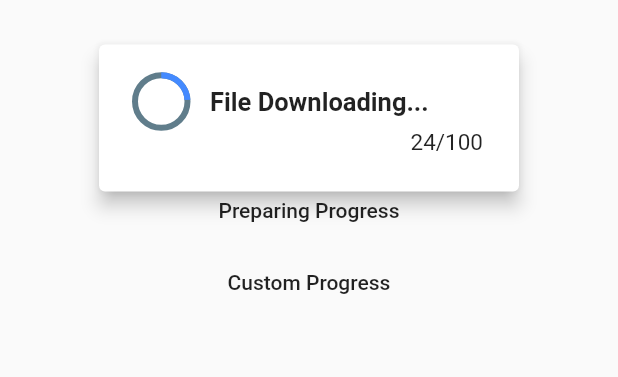
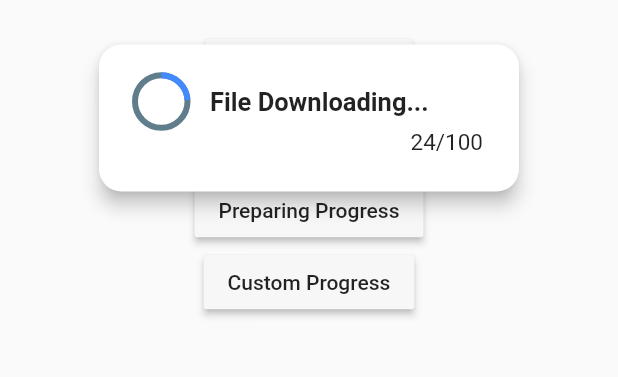
Before and after one commit to emreesen27/Flutter-Progress-Dialog, a Flutter app: the screen it shows after launch, after a tap on "Valuable Progress", on a phone screen of 412 x 824 dp, the part 500-877 px from its top. Run offline on Flutter 3.47's test engine with Material 2 defaults, Android fonts, the phone set to English and light mode, and no system bars.

Commit message:
1.0.2 done.

```diff
--- a/example/lib/main.dart
+++ b/example/lib/main.dart
@@ -115,21 +115,25 @@ class Home extends StatelessWidget {
                 ),
               ),
               MaterialButton(
+                  color: Color(0xfff7f7f7),
                   child: Text('Normal Progress'),
                   onPressed: () {
                     _normalProgress(context);
                   }),
               MaterialButton(
+                  color: Color(0xfff7f7f7),
                   child: Text('Valuable Progress'),
                   onPressed: () {
                     _valuableProgress(context);
                   }),
               MaterialButton(
+                  color: Color(0xfff7f7f7),
                   child: Text('Preparing Progress'),
                   onPressed: () {
                     _preparingProgress(context);
                   }),
               MaterialButton(
+                  color: Color(0xfff7f7f7),
                   child: Text('Custom Progress'),
                   onPressed: () {
                     _customProgress(context);
--- a/lib/progress_dialog.dart
+++ b/lib/progress_dialog.dart
@@ -1,3 +1,4 @@
+import 'package:flutter/cupertino.dart';
 import 'package:flutter/material.dart';
 
 enum ValuePosition { center, right }
@@ -75,6 +76,9 @@ class ProgressDialog {
   /// [progressType] Assign the progress bar type.
   // Normal or valuable.  (Default: normal)
 
+  /// [barrierDismissible] Determines whether the dialog closes when the back button or screen is clicked.
+  // True or False (Default: false)
+
   show({
     required int max,
     required String msg,
@@ -91,6 +95,7 @@ class ProgressDialog {
     double valueFontSize: 15.0,
     double msgFontSize: 17.0,
     double elevation: 5.0,
+    double borderRadius: 15.0,
     bool barrierDismissible: false,
   }) {
     _dialogIsOpen = true;
@@ -99,9 +104,15 @@ class ProgressDialog {
       barrierDismissible: barrierDismissible,
       barrierColor: barrierColor,
       context: _context,
-      builder: (context) => AlertDialog(
+      builder: (context) => WillPopScope(
+        child: AlertDialog(
           backgroundColor: backgroundColor,
           elevation: elevation,
+          shape: RoundedRectangleBorder(
+            borderRadius: BorderRadius.all(
+              Radius.circular(borderRadius),
+            ),
+          ),
           content: ValueListenableBuilder(
             valueListenable: _progress,
             builder: (BuildContext context, dynamic value, Widget? child) {
@@ -143,7 +154,8 @@ class ProgressDialog {
                           style: TextStyle(
                             fontSize: msgFontSize,
                             color: msgColor,
-                            fontWeight: FontWeight.bold),
+                            fontWeight: FontWeight.bold,
+                          ),
                         ),
                       ),
                     ],
@@ -166,6 +178,10 @@ class ProgressDialog {
             },
           ),
         ),
+        onWillPop: () => Future.value(
+          barrierDismissible,
+        ),
+      ),
     );
   }
 }
--- a/pubspec.yaml
+++ b/pubspec.yaml
@@ -1,6 +1,6 @@
 name: sn_progress_dialog
 description: Customizable progress dialog package for Flutter.(Captures the progress value)
-version: 1.0.1
+version: 1.0.2
 author: A.Emre ESEN <emreesen27@gmail.com>
 homepage: https://github.com/emreesen27/Flutter-Progress-Dialog.git
 
```
Also changed, not shown: example/pubspec.lock, 1 other file. Lines whose indentation alone changed are shown as unchanged.
